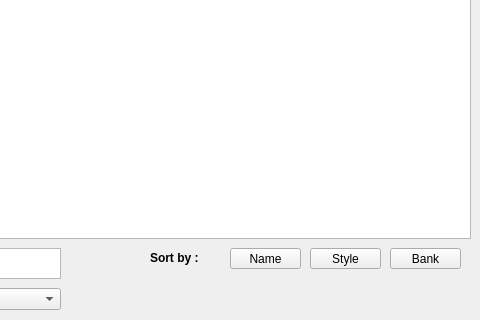
Old version of the form qbanks.ui in the repository LasDesu/fb01editor; both pictures show x 140 to 620 and y 212 to 532 of the 620 by 532 pixel window.
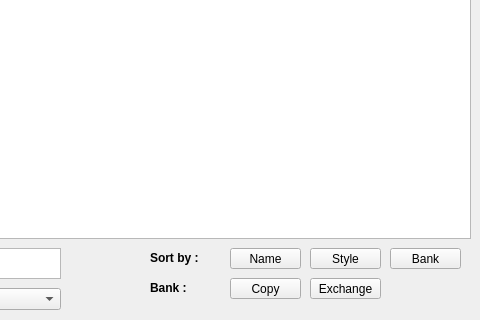
New version of the form.

```diff
--- a/qbanks.ui
+++ b/qbanks.ui
@@ -248,6 +248,51 @@
     </property>
    </item>
   </widget>
+  <widget class="QLabel" name="label_bankop">
+   <property name="geometry">
+    <rect>
+     <x>290</x>
+     <y>490</y>
+     <width>61</width>
+     <height>20</height>
+    </rect>
+   </property>
+   <property name="font">
+    <font>
+     <weight>75</weight>
+     <bold>true</bold>
+    </font>
+   </property>
+   <property name="text">
+    <string>Bank :</string>
+   </property>
+  </widget>
+  <widget class="QPushButton" name="pshBut_copy">
+   <property name="geometry">
+    <rect>
+     <x>370</x>
+     <y>490</y>
+     <width>71</width>
+     <height>21</height>
+    </rect>
+   </property>
+   <property name="text">
+    <string>Copy</string>
+   </property>
+  </widget>
+  <widget class="QPushButton" name="pshBut_exchange">
+   <property name="geometry">
+    <rect>
+     <x>450</x>
+     <y>490</y>
+     <width>71</width>
+     <height>21</height>
+    </rect>
+   </property>
+   <property name="text">
+    <string>Exchange</string>
+   </property>
+  </widget>
  </widget>
  <resources/>
  <connections/>
```
Left out of the diff: 11 changed lines with no effect on the pictures.
